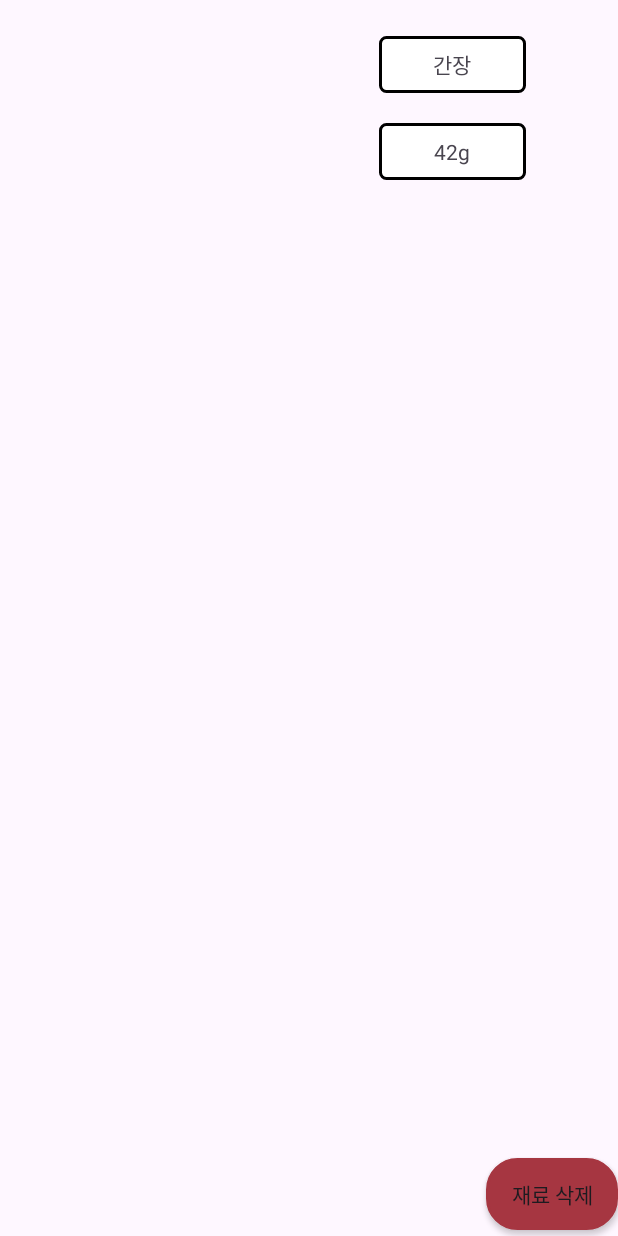
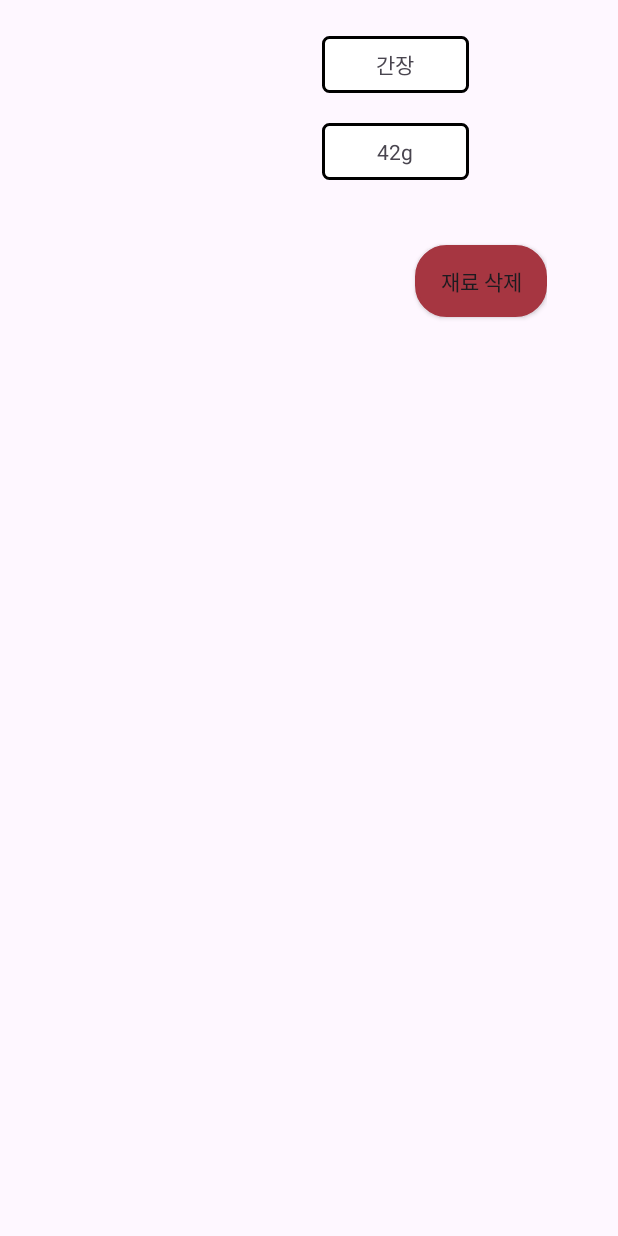
Before and after one commit to huhdy32/recipeProvider, an Android app: the layout activity_details_ingredient.xml on its own in the app's theme, with its tools: preview values and no code run, on a phone screen of 412 x 824 dp. Run offline under Robolectric (Android 15) with nearby library versions, the phone set to English and light mode, and no system bars.

Commit message:
표시 오류 수정

```diff
--- a/app/src/main/res/layout/activity_details_ingredient.xml
+++ b/app/src/main/res/layout/activity_details_ingredient.xml
@@ -1,11 +1,12 @@
 <?xml version="1.0" encoding="utf-8"?>
 
 
-<androidx.constraintlayout.widget.ConstraintLayout xmlns:android="http://schemas.android.com/apk/res/android"
+<androidx.constraintlayout.widget.ConstraintLayout
+    xmlns:android="http://schemas.android.com/apk/res/android"
     xmlns:app="http://schemas.android.com/apk/res-auto"
     xmlns:tools="http://schemas.android.com/tools"
-    android:layout_width="match_parent"
-    android:layout_height="match_parent">
+    android:layout_width="wrap_content"
+    android:layout_height="wrap_content">
 
     <TextView
         android:id="@+id/itemImage"
```
Also changed, not shown: app/src/main/res/layout/activity_details_recipe.xml (+4 -3 lines).
